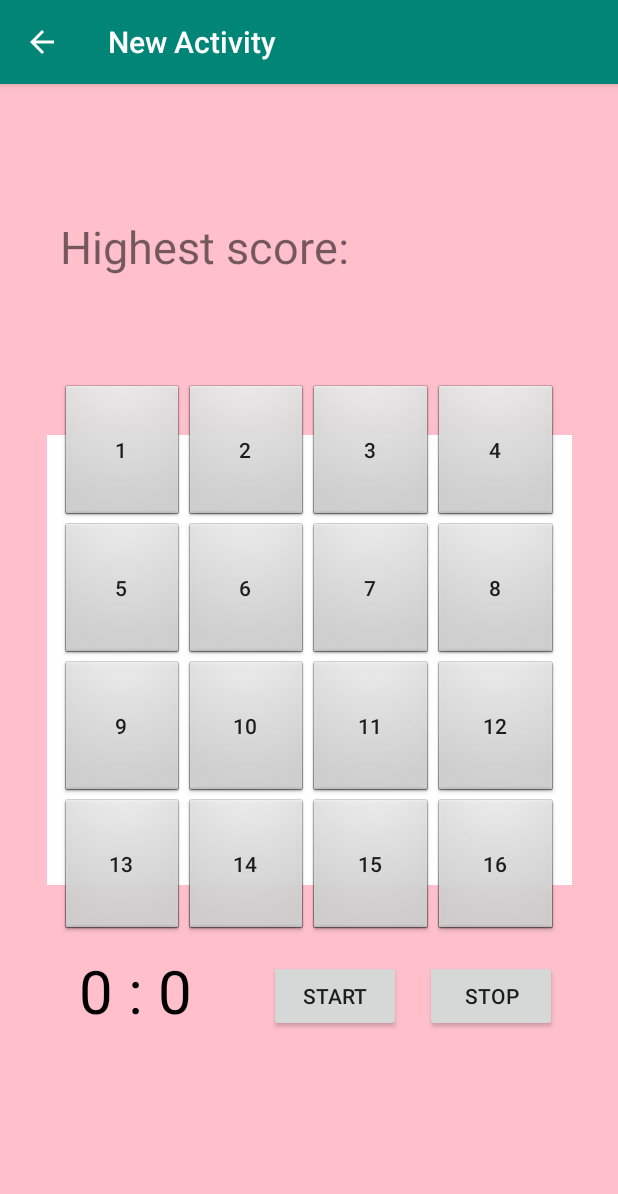
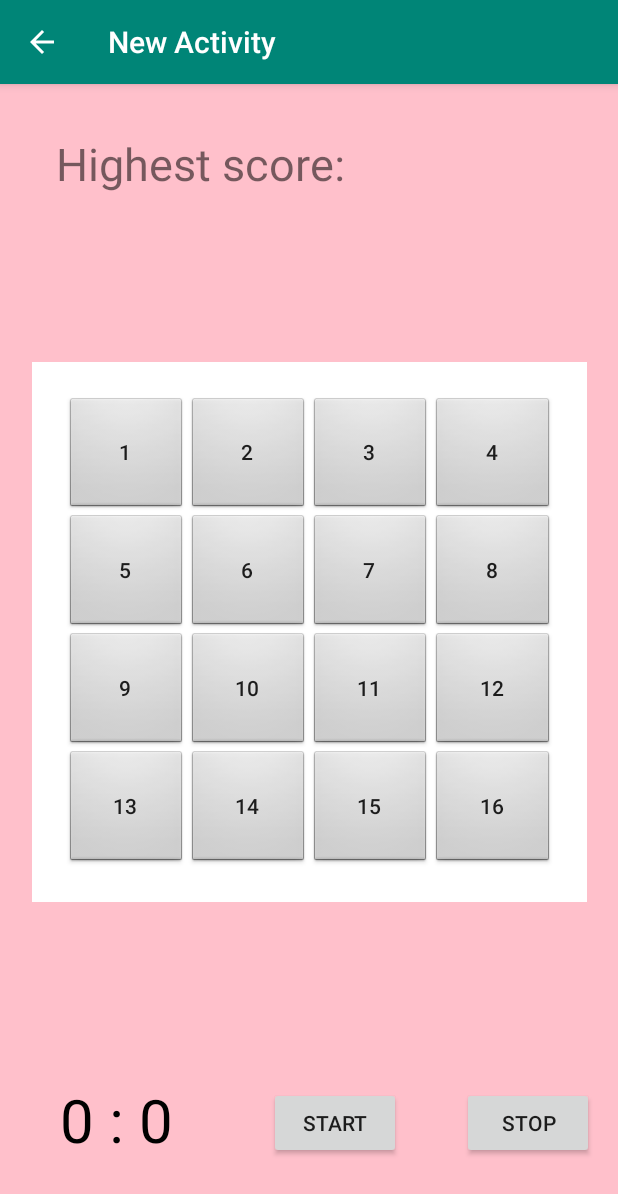
Before and after one commit to Mutaaa/kotlinsimplegame, an Android app: the MainActivity screen opened directly, with no data from a screen before it, on a phone screen of 412 x 824 dp. Shown: the top 1194 px of the screen. Run offline under Robolectric (Android 15) with nearby library versions, the phone set to English and light mode, and no system bars; our stand-ins replace Firebase (no records; nobody signed in at launch, a user with empty details on screens opened directly), RxJava; libraries missing offline, so code that uses them is left out: com.jakewharton.rxbinding3, io.reactivex.rxkotlin; 2 statements that could not run were skipped.

Commit message:
Game screen fixed

```diff
--- a/1verProject/app/src/main/res/layout/activity_main.xml
+++ b/1verProject/app/src/main/res/layout/activity_main.xml
@@ -18,23 +18,11 @@
         android:visibility="visible"
         app:layout_constraintBottom_toBottomOf="parent"
         app:layout_constraintEnd_toEndOf="parent"
-        app:layout_constraintHorizontal_bias="0.285"
-        app:layout_constraintStart_toEndOf="@+id/button_start"
+        app:layout_constraintHorizontal_bias="0.95"
+        app:layout_constraintStart_toStartOf="parent"
         app:layout_constraintTop_toTopOf="parent"
-        app:layout_constraintVertical_bias="0.811"
+        app:layout_constraintVertical_bias="0.929"
         tools:visibility="visible" />
-
-    <androidx.constraintlayout.widget.ConstraintLayout
-        android:layout_width="350dp"
-        android:layout_height="300dp"
-        android:background="#FFFFFF"
-        app:layout_constraintBottom_toBottomOf="parent"
-        app:layout_constraintEnd_toEndOf="parent"
-        app:layout_constraintStart_toStartOf="parent"
-        app:layout_constraintTop_toTopOf="parent">
-
-
-    </androidx.constraintlayout.widget.ConstraintLayout>
 
     <TextView
         android:id="@+id/text_view_countdown"
@@ -46,30 +34,54 @@
         android:textColor="@android:color/black"
         android:textSize="40sp"
         app:layout_constraintBottom_toBottomOf="parent"
-        app:layout_constraintEnd_toStartOf="@+id/button_start"
-        app:layout_constraintHorizontal_bias="0.506"
+        app:layout_constraintEnd_toEndOf="parent"
+        app:layout_constraintHorizontal_bias="0.119"
         app:layout_constraintStart_toStartOf="parent"
         app:layout_constraintTop_toTopOf="parent"
-        app:layout_constraintVertical_bias="0.809" />
+        app:layout_constraintVertical_bias="0.929" />
+
+    <Button
+        android:id="@+id/button_start"
+        android:layout_width="wrap_content"
+        android:layout_height="wrap_content"
+        android:layout_below="@+id/text_view_countdown"
+        android:layout_centerHorizontal="true"
+        android:text="@string/start_botton_text"
+        app:layout_constraintBottom_toBottomOf="parent"
+        app:layout_constraintEnd_toEndOf="parent"
+        app:layout_constraintHorizontal_bias="0.554"
+        app:layout_constraintStart_toStartOf="parent"
+        app:layout_constraintTop_toTopOf="parent"
+        app:layout_constraintVertical_bias="0.929" />
+
+    <androidx.constraintlayout.widget.ConstraintLayout
+        android:id="@+id/constraintLayout2"
+        android:layout_width="370dp"
+        android:layout_height="360dp"
+        android:layout_marginTop="61dp"
+        android:background="#FFFFFF"
+        app:layout_constraintBottom_toTopOf="@+id/button_start"
+        app:layout_constraintEnd_toEndOf="parent"
+        app:layout_constraintStart_toStartOf="parent"
+        app:layout_constraintTop_toTopOf="parent">
+
+
+    </androidx.constraintlayout.widget.ConstraintLayout>
 
     <TableLayout
         android:id="@+id/table_game"
-        android:layout_width="match_parent"
-        android:layout_height="0dp"
-        android:layout_marginLeft="40dp"
-        android:layout_marginTop="200dp"
-        android:layout_marginRight="40dp"
-        android:layout_marginBottom="200dp"
+        android:layout_width="326dp"
+        android:layout_height="314dp"
         android:visibility="visible"
-        app:layout_constraintBottom_toBottomOf="parent"
-        app:layout_constraintLeft_toLeftOf="parent"
-        app:layout_constraintRight_toRightOf="parent"
-        app:layout_constraintTop_toTopOf="parent"
+        app:layout_constraintBottom_toBottomOf="@+id/constraintLayout2"
+        app:layout_constraintEnd_toEndOf="@+id/constraintLayout2"
+        app:layout_constraintStart_toStartOf="@+id/constraintLayout2"
+        app:layout_constraintTop_toTopOf="@+id/constraintLayout2"
         app:layout_goneMarginTop="8dp">
 
         <TableRow
             android:layout_width="match_parent"
-            android:layout_height="0dp"
+            android:layout_height="5dp"
             android:layout_weight="1"
             android:gravity="center">
 
@@ -241,20 +253,6 @@
 
     </TableLayout>
 
-    <Button
-        android:id="@+id/button_start"
-        android:layout_width="wrap_content"
-        android:layout_height="wrap_content"
-        android:layout_below="@+id/text_view_countdown"
-        android:layout_centerHorizontal="true"
-        android:text="@string/start_botton_text"
-        app:layout_constraintBottom_toBottomOf="parent"
-        app:layout_constraintEnd_toEndOf="parent"
-        app:layout_constraintHorizontal_bias="0.554"
-        app:layout_constraintStart_toStartOf="parent"
-        app:layout_constraintTop_toTopOf="parent"
-        app:layout_constraintVertical_bias="0.811" />
-
 
     <TextView
         android:id="@+id/textView_highscore"
@@ -264,9 +262,9 @@
         android:textSize="30sp"
         app:layout_constraintBottom_toBottomOf="parent"
         app:layout_constraintEnd_toEndOf="parent"
-        app:layout_constraintHorizontal_bias="0.373"
+        app:layout_constraintHorizontal_bias="0.345"
         app:layout_constraintStart_toStartOf="parent"
         app:layout_constraintTop_toTopOf="parent"
-        app:layout_constraintVertical_bias="0.122" />
+        app:layout_constraintVertical_bias="0.045" />
 
 </androidx.constraintlayout.widget.ConstraintLayout>
```
